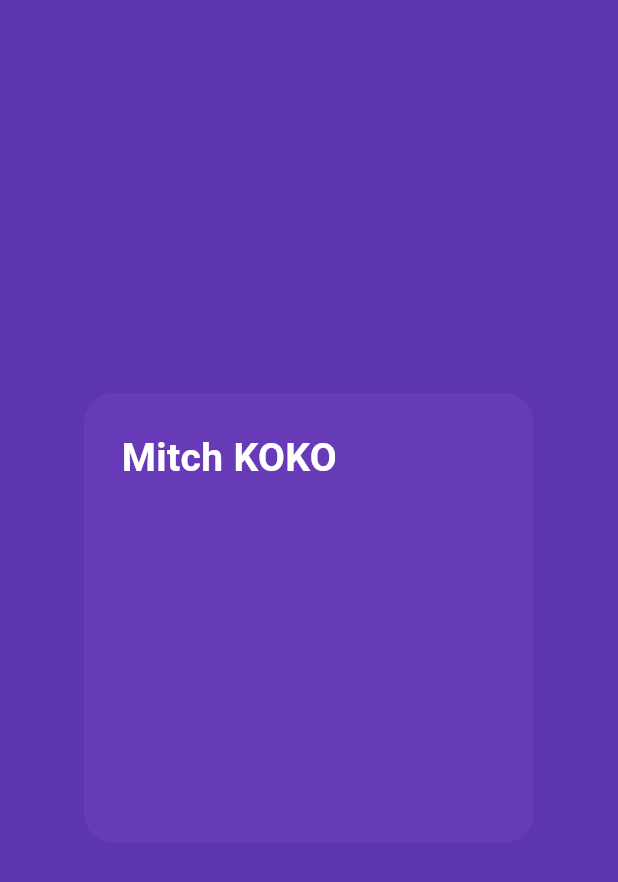
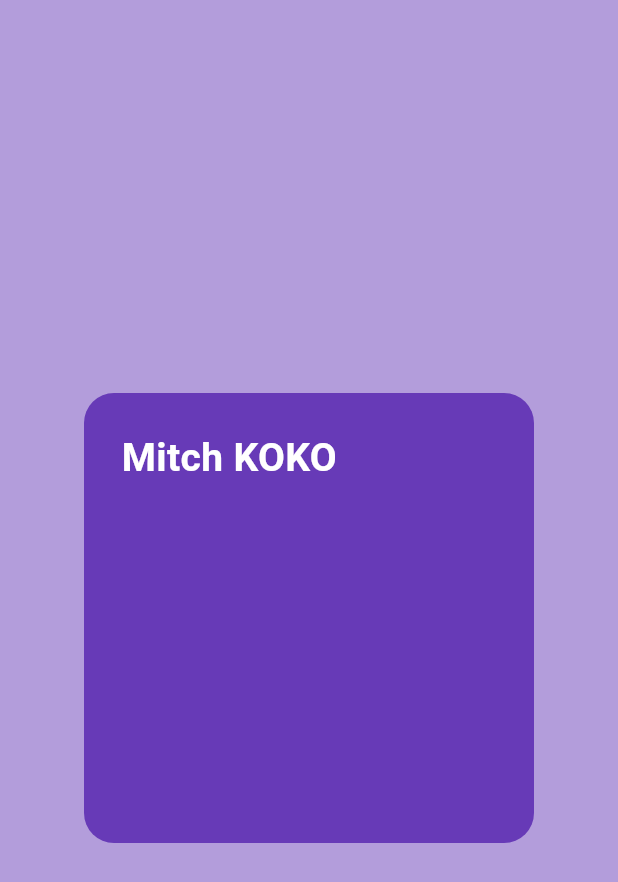
Before and after one commit to CharaD7/bas_flut, a Flutter app: the screen it shows after launch, on a phone screen of 412 x 824 dp. Shown: the top 882 px of the screen. Run offline on Flutter 3.47's test engine with Material 3 defaults, Android fonts, the light colour scheme and no system bars.

Commit message:
Changed background color to a lighter shade of deepPurple

```diff
--- a/lib/main.dart
+++ b/lib/main.dart
@@ -12,7 +12,7 @@
     return MaterialApp(
       debugShowCheckedModeBanner: false,
       home: Scaffold(
-        backgroundColor: Colors.deepPurple[600],
+        backgroundColor: Colors.deepPurple[200],
         body: Center(
           child: Container(
             height: 300,
```
